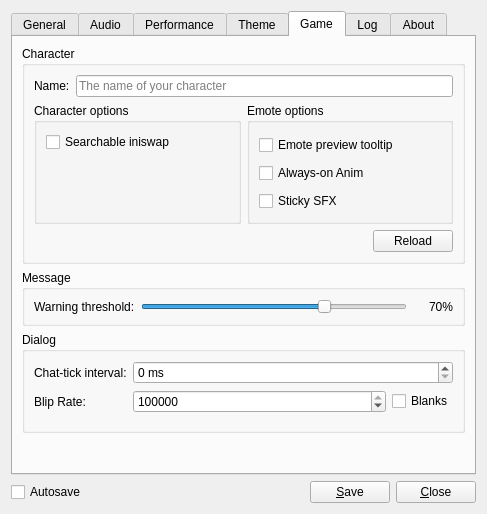
The window that res/ui/config_panel.ui (lambdcalculus/AO2-Client) describes before a commit, drawn with Qt 5.
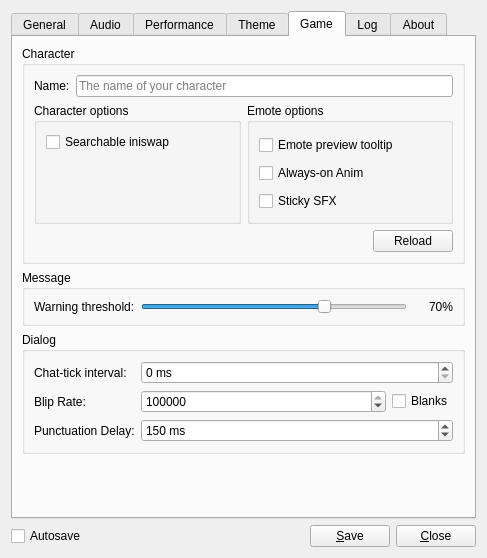
The same window after the commit. The open tabs and pages were chosen to show the change.

Commit message: Add the punctuation delay value to the config rather then having it hardcoded.

The edit to the form file:
```diff
--- a/res/ui/config_panel.ui
+++ b/res/ui/config_panel.ui
@@ -7,7 +7,7 @@
     <x>0</x>
     <y>0</y>
     <width>487</width>
-    <height>514</height>
+    <height>558</height>
    </rect>
   </property>
   <property name="sizePolicy">
@@ -1356,6 +1356,26 @@
             </item>
            </layout>
           </item>
+          <item row="2" column="1">
+           <widget class="QSpinBox" name="punctuation_delay">
+            <property name="suffix">
+             <string> ms</string>
+            </property>
+            <property name="maximum">
+             <number>1000</number>
+            </property>
+            <property name="value">
+             <number>150</number>
+            </property>
+           </widget>
+          </item>
+          <item row="2" column="0">
+           <widget class="QLabel" name="punctuation_delay_label">
+            <property name="text">
+             <string>Punctuation Delay:</string>
+            </property>
+           </widget>
+          </item>
          </layout>
         </widget>
        </item>
```
Left out of the diff: 2 changed lines with no effect on the pictures. The commit also changes 6 other files.
